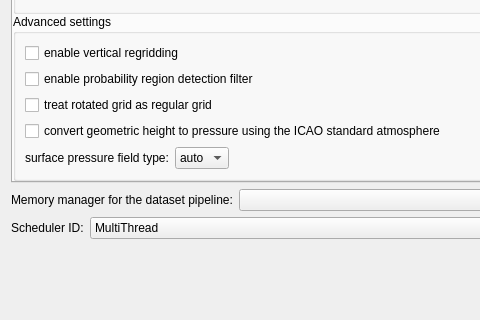
chrismile/met.3d, file src/gxfw/adddatasetdialog.ui: the form before one commit; both pictures show x 0 to 480 and y 172 to 492 of the 734 by 492 pixel window.
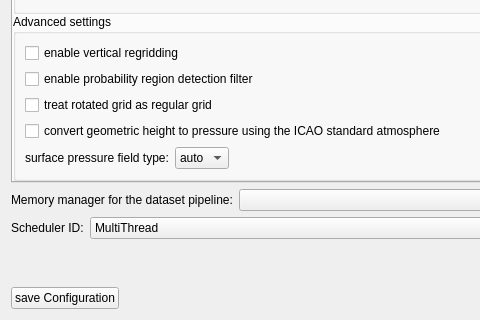
The form after the commit.

Commit message: implemented feature to save pipeline configurations and load them to addDatasetDialog

The edit to the form file:
```diff
--- a/src/gxfw/adddatasetdialog.ui
+++ b/src/gxfw/adddatasetdialog.ui
@@ -603,6 +603,13 @@
    </item>
    <item>
     <layout class="QHBoxLayout" name="horizontalLayout_6">
+     <item>
+      <widget class="QPushButton" name="saveConfigPushButton">
+       <property name="text">
+        <string>save Configuration</string>
+       </property>
+      </widget>
+     </item>
      <item>
       <widget class="QDialogButtonBox" name="buttonBox">
        <property name="orientation">
```
The commit also changes 5 other files.
